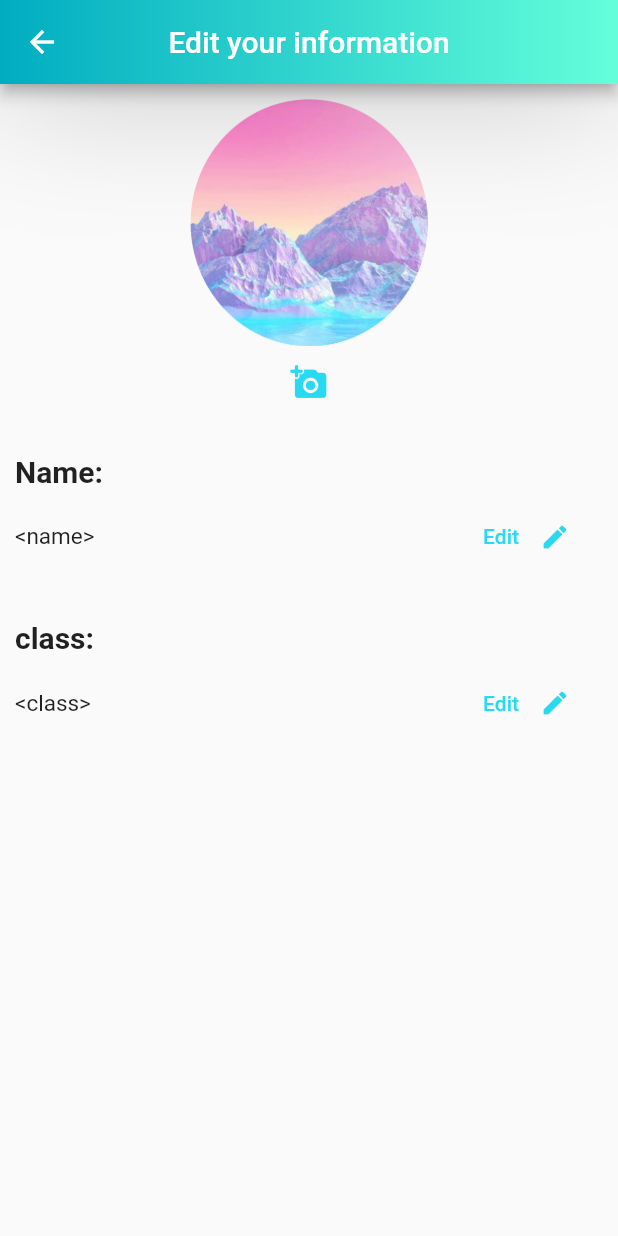
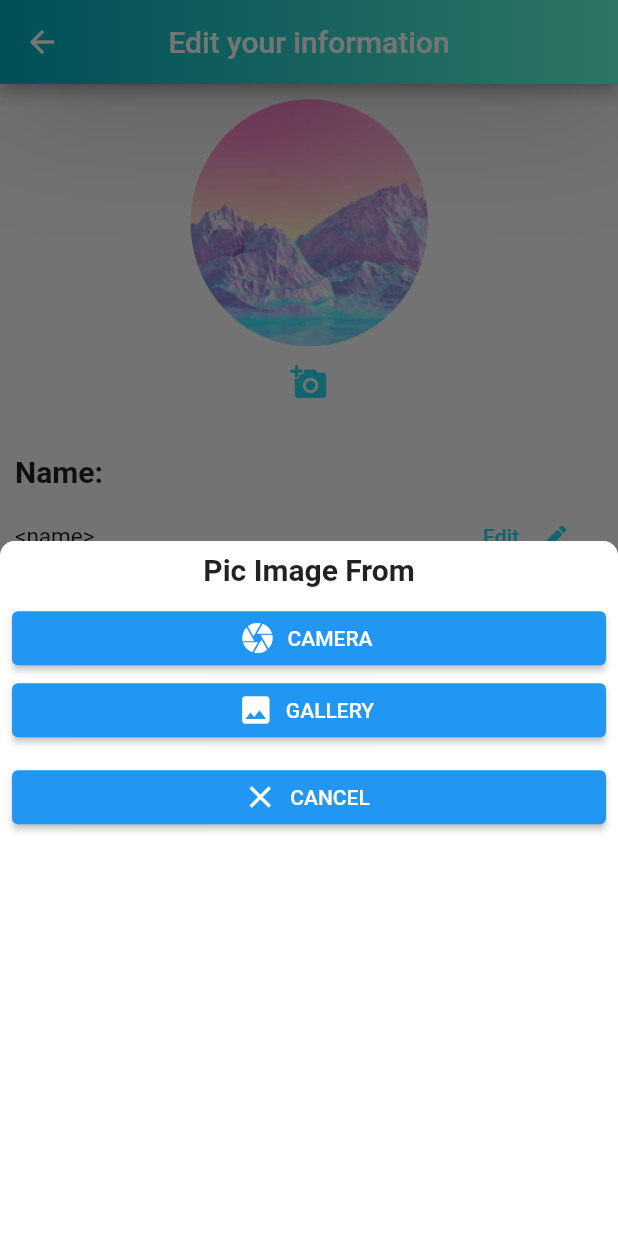
Before and after one commit to soup-stix/Tute-Me, a Flutter app: the EditProfilePage2 screen opened directly, after a tap on the "add a photo" icon, on a phone screen of 412 x 824 dp. Run offline on Flutter 3.47's test engine with Material 2 defaults, Android fonts, the phone set to English and light mode, and no system bars; our stand-ins replace cached_network_image, firebase_core, firebase_database, flutter_rating_bar, flutter_svg, geolocator and 9 more; missing offline and left inert: custom_marker, editable_image, geocoder, label_marker; accounts and stored records are empty.

Commit message:
imageoption null

```diff
--- a/lib/studentprofile.dart
+++ b/lib/studentprofile.dart
@@ -22,11 +22,13 @@ class EditProfilePage2 extends StatefulWidget {
   _EditProfilePageState2 createState() => _EditProfilePageState2();
 }
 
-class _EditProfilePageState2 extends State<EditProfilePage2> {File? pickedImage;
+class _EditProfilePageState2 extends State<EditProfilePage2> {
+  File? pickedImage;
   var nameEdit = TextEditingController();
   var classEdit = TextEditingController();
 
   Widget profileImage = Image.asset('assets/iconbg.png', fit: BoxFit.fill,);
+
 
   showAlertDialog(BuildContext context, TextEditingController _controller) {
     Widget launchButton = TextButton(
@@ -59,6 +61,80 @@ showAlertDialog(BuildContext context, TextEditingController _controller) {
       builder: (BuildContext context) {
         return alert;
       },
+    );
+  }
+  final ImagePicker imgpicker = ImagePicker();
+  List<XFile>? imagefiles;
+
+  openImages() async {
+    try {
+      var pickedfiles = await imgpicker.pickMultiImage();
+      //you can use ImageCourse.camera for Camera capture
+      if(pickedfiles != null){
+        imagefiles = pickedfiles;
+        setState(() {
+        });
+      }else{
+        print("No image is selected.");
+      }
+    }catch (e) {
+      print("error while picking file.");
+    }
+  }
+  void imagePickerOption() {
+    Get.bottomSheet(
+      SingleChildScrollView(
+        child: ClipRRect(
+          borderRadius: const BorderRadius.only(
+            topLeft: Radius.circular(10.0),
+            topRight: Radius.circular(10.0),
+          ),
+          child: Container(
+            color: Colors.white,
+            height: 500,
+            child: Padding(
+              padding: const EdgeInsets.all(8.0),
+              child: Column(
+                crossAxisAlignment: CrossAxisAlignment.stretch,
+                children: [
+                  const Text(
+                    "Pic Image From",
+                    style: TextStyle(fontSize: 20, fontWeight: FontWeight.bold),
+                    textAlign: TextAlign.center,
+                  ),
+                  const SizedBox(
+                    height: 10,
+                  ),
+                  ElevatedButton.icon(
+                    onPressed: () {pickImage(ImageSource.camera);
+
+                    },
+                    icon: const Icon(Icons.camera),
+                    label: const Text("CAMERA"),
+                  ),
+                  ElevatedButton.icon(
+                    onPressed: () {pickImage(ImageSource.gallery);
+
+                    },
+                    icon: const Icon(Icons.image),
+                    label: const Text("GALLERY"),
+                  ),
+                  const SizedBox(
+                    height: 10,
+                  ),
+                  ElevatedButton.icon(
+                    onPressed: () {
+                      Get.back();
+                    },
+                    icon: const Icon(Icons.close),
+                    label: const Text("CANCEL"),
+                  ),
+                ],
+              ),
+            ),
+          ),
+        ),
+      ),
     );
   }
 
@@ -103,6 +179,7 @@ pickImage(ImageSource imageType) async {
                   padding: EdgeInsets.all(10),
                   physics: BouncingScrollPhysics(),
                   children: [
+
                     /*CircleAvatar(
                       radius:MediaQuery.of(context).size.width*0.2,
                       backgroundColor: Colors.transparent,
@@ -115,14 +192,38 @@ pickImage(ImageSource imageType) async {
                     ),*/
                     Column(
                       children: [
+
                         CircleAvatar(
                           radius: MediaQuery.of(context).size.width*0.2,
                           backgroundColor: Colors.transparent,
-                          child: profileImage,
+                          child: pickedImage != null ? Image.file(
+                            pickedImage!,
+                            fit: BoxFit.fill,
+
+                          )
+                              : Image.asset('assets/iconbg.png', fit: BoxFit.fill,),
+
                         ),
-                        IconButton(onPressed: () {
-                        }, icon: Icon(Icons.add_a_photo_rounded, color: Color.fromARGB(
-                            232, 18, 215, 241),), iconSize: 25,),
+                        Positioned(
+                          bottom: 0,
+                          right: 5,
+                          child: IconButton(
+                            onPressed:imagePickerOption,
+                            icon: const Icon(
+                              Icons.add_a_photo_rounded,
+                              color: Color.fromARGB(
+                                  232, 18, 215, 241),
+                              size: 25,
+                            ),
+                          ),
+                        ),
+
+
+
+                        /* IconButton(onPressed: imagePickerOption, icon: Icon(
+
+                          Icons.add_a_photo_rounded, color: Color.fromARGB(
+                            232, 18, 215, 241),), iconSize: 25,),*/
                       ],
                     ),
 
```
Lines whose indentation alone changed are shown as unchanged.
